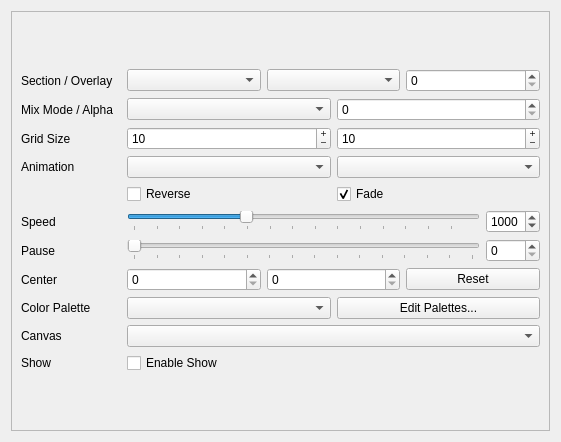
First picture: the form in src/widget/maestrocontrol.ui, repository 8bitbuddhist/PixelMaestro-Studio, before the edit.
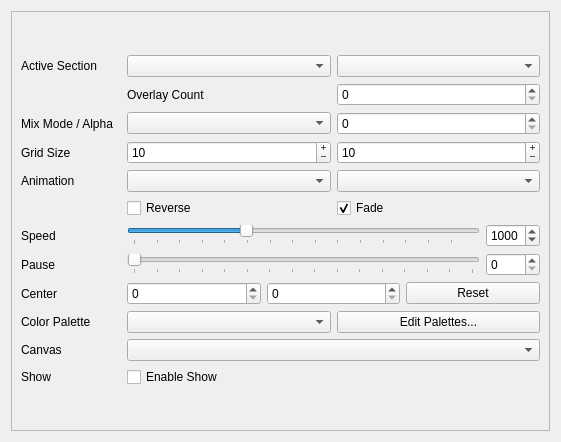
Second picture: the form after the edit.

```diff
--- a/src/widget/maestrocontrol.ui
+++ b/src/widget/maestrocontrol.ui
@@ -77,49 +77,63 @@
       </property>
       <layout class="QGridLayout" name="gridLayout_4">
        <item row="0" column="0">
-        <layout class="QGridLayout" name="gridLayout" rowstretch="0,0,0,0,0,0,0,0,0,0,0,0">
-         <item row="3" column="1">
-          <layout class="QHBoxLayout" name="animationLayout">
-           <item>
-            <widget class="QComboBox" name="animationComboBox">
-             <property name="minimumSize">
-              <size>
-               <width>150</width>
-               <height>0</height>
-              </size>
-             </property>
-            </widget>
-           </item>
-           <item>
-            <widget class="QComboBox" name="orientationComboBox"/>
-           </item>
-          </layout>
-         </item>
-         <item row="2" column="0">
-          <widget class="QLabel" name="gridSizeLabel">
-           <property name="text">
-            <string>Grid Size</string>
-           </property>
-          </widget>
-         </item>
-         <item row="8" column="0">
-          <widget class="QLabel" name="label_3">
-           <property name="text">
-            <string>Center</string>
-           </property>
-          </widget>
-         </item>
-         <item row="11" column="0">
+        <layout class="QGridLayout" name="gridLayout" rowstretch="0,0,0,0,0,0,0,0,0,0,0,0,0">
+         <item row="12" column="0">
           <widget class="QLabel" name="showLabel">
            <property name="text">
             <string>Show</string>
            </property>
           </widget>
          </item>
-         <item row="1" column="1">
+         <item row="4" column="1">
+          <layout class="QHBoxLayout" name="animationLayout">
+           <item>
+            <widget class="QComboBox" name="animationComboBox">
+             <property name="minimumSize">
+              <size>
+               <width>150</width>
+               <height>0</height>
+              </size>
+             </property>
+            </widget>
+           </item>
+           <item>
+            <widget class="QComboBox" name="orientationComboBox">
+             <property name="toolTip">
+              <string>The animation's orientation</string>
+             </property>
+            </widget>
+           </item>
+          </layout>
+         </item>
+         <item row="7" column="0">
+          <widget class="QLabel" name="cycleLabel">
+           <property name="minimumSize">
+            <size>
+             <width>100</width>
+             <height>0</height>
+            </size>
+           </property>
+           <property name="text">
+            <string>Speed</string>
+           </property>
+          </widget>
+         </item>
+         <item row="0" column="0">
+          <widget class="QLabel" name="sectionSelectLabel">
+           <property name="text">
+            <string>Active Section</string>
+           </property>
+          </widget>
+         </item>
+         <item row="2" column="1">
           <layout class="QHBoxLayout" name="overlayLayout">
            <item>
-            <widget class="QComboBox" name="mix_modeComboBox"/>
+            <widget class="QComboBox" name="mix_modeComboBox">
+             <property name="toolTip">
+              <string>The method used to mix this Overlay with its base Section</string>
+             </property>
+            </widget>
            </item>
            <item>
             <widget class="QSpinBox" name="alphaSpinBox">
@@ -133,78 +147,66 @@
            </item>
           </layout>
          </item>
-         <item row="2" column="1">
-          <layout class="QHBoxLayout" name="sectionOptionsLayout">
-           <item>
-            <widget class="QSpinBox" name="rowsSpinBox">
-             <property name="frame">
-              <bool>true</bool>
-             </property>
-             <property name="buttonSymbols">
-              <enum>QAbstractSpinBox::PlusMinus</enum>
-             </property>
-             <property name="minimum">
-              <number>1</number>
-             </property>
-             <property name="maximum">
-              <number>65535</number>
-             </property>
-             <property name="value">
-              <number>10</number>
-             </property>
-            </widget>
-           </item>
-           <item>
-            <widget class="QSpinBox" name="columnsSpinBox">
-             <property name="buttonSymbols">
-              <enum>QAbstractSpinBox::PlusMinus</enum>
-             </property>
-             <property name="minimum">
-              <number>1</number>
-             </property>
-             <property name="maximum">
-              <number>65535</number>
-             </property>
-             <property name="value">
-              <number>10</number>
-             </property>
-            </widget>
-           </item>
-          </layout>
+         <item row="3" column="0">
+          <widget class="QLabel" name="gridSizeLabel">
+           <property name="text">
+            <string>Grid Size</string>
+           </property>
+          </widget>
          </item>
          <item row="10" column="1">
-          <layout class="QHBoxLayout" name="canvasLayout">
+          <layout class="QHBoxLayout" name="colorSchemeLayout">
            <item>
-            <widget class="QComboBox" name="canvasComboBox"/>
+            <widget class="QComboBox" name="colorComboBox">
+             <property name="minimumSize">
+              <size>
+               <width>150</width>
+               <height>0</height>
+              </size>
+             </property>
+             <property name="currentText">
+              <string/>
+             </property>
+             <property name="sizeAdjustPolicy">
+              <enum>QComboBox::AdjustToContents</enum>
+             </property>
+            </widget>
+           </item>
+           <item>
+            <widget class="QPushButton" name="paletteControlButton">
+             <property name="text">
+              <string>Edit Palettes...</string>
+             </property>
+            </widget>
            </item>
           </layout>
          </item>
-         <item row="1" column="0">
-          <widget class="QLabel" name="mixModeLabel">
-           <property name="text">
-            <string>Mix Mode / Alpha</string>
-           </property>
-          </widget>
-         </item>
-         <item row="0" column="0">
-          <widget class="QLabel" name="sectionSelectLabel">
-           <property name="text">
-            <string>Section / Overlay</string>
-           </property>
-          </widget>
-         </item>
          <item row="11" column="1">
-          <layout class="QVBoxLayout" name="showLayout">
+          <layout class="QHBoxLayout" name="canvasLayout">
            <item>
-            <widget class="QCheckBox" name="enableShowCheckBox">
-             <property name="text">
-              <string>Enable Show</string>
+            <widget class="QComboBox" name="canvasComboBox">
+             <property name="toolTip">
+              <string>Adds a drawing surface to the pixel grid</string>
              </property>
             </widget>
            </item>
           </layout>
          </item>
-         <item row="5" column="1">
+         <item row="11" column="0">
+          <widget class="QLabel" name="label">
+           <property name="text">
+            <string>Canvas</string>
+           </property>
+          </widget>
+         </item>
+         <item row="9" column="0">
+          <widget class="QLabel" name="label_3">
+           <property name="text">
+            <string>Center</string>
+           </property>
+          </widget>
+         </item>
+         <item row="6" column="1">
           <layout class="QHBoxLayout" name="animationOptionsLayout">
            <item>
             <widget class="QCheckBox" name="reverse_animationCheckBox">
@@ -225,7 +227,66 @@
            </item>
           </layout>
          </item>
-         <item row="6" column="1">
+         <item row="8" column="0">
+          <widget class="QLabel" name="pauseLabel">
+           <property name="text">
+            <string>Pause</string>
+           </property>
+          </widget>
+         </item>
+         <item row="2" column="0">
+          <widget class="QLabel" name="mixModeLabel">
+           <property name="text">
+            <string>Mix Mode / Alpha</string>
+           </property>
+          </widget>
+         </item>
+         <item row="12" column="1">
+          <layout class="QVBoxLayout" name="showLayout">
+           <item>
+            <widget class="QCheckBox" name="enableShowCheckBox">
+             <property name="toolTip">
+              <string>Enables support for queuing actions</string>
+             </property>
+             <property name="text">
+              <string>Enable Show</string>
+             </property>
+            </widget>
+           </item>
+          </layout>
+         </item>
+         <item row="0" column="1">
+          <layout class="QHBoxLayout" name="sectionConfigLayout">
+           <item>
+            <widget class="QComboBox" name="sectionComboBox">
+             <property name="toolTip">
+              <string>The currently selected Section</string>
+             </property>
+            </widget>
+           </item>
+           <item>
+            <widget class="QComboBox" name="overlayComboBox">
+             <property name="toolTip">
+              <string>The currently selected Overlay</string>
+             </property>
+            </widget>
+           </item>
+          </layout>
+         </item>
+         <item row="4" column="0">
+          <widget class="QLabel" name="animationLabel">
+           <property name="minimumSize">
+            <size>
+             <width>100</width>
+             <height>0</height>
+            </size>
+           </property>
+           <property name="text">
+            <string>Animation</string>
+           </property>
+          </widget>
+         </item>
+         <item row="7" column="1">
           <layout class="QHBoxLayout" name="speedLayout_2">
            <item>
             <widget class="QSlider" name="cycleSlider">
@@ -273,103 +334,66 @@
            </item>
           </layout>
          </item>
-         <item row="6" column="0">
-          <widget class="QLabel" name="cycleLabel">
-           <property name="minimumSize">
-            <size>
-             <width>100</width>
-             <height>0</height>
-            </size>
-           </property>
-           <property name="text">
-            <string>Speed</string>
-           </property>
-          </widget>
-         </item>
-         <item row="7" column="0">
-          <widget class="QLabel" name="pauseLabel">
-           <property name="text">
-            <string>Pause</string>
-           </property>
-          </widget>
-         </item>
-         <item row="9" column="0">
-          <widget class="QLabel" name="colorLabel">
-           <property name="minimumSize">
-            <size>
-             <width>100</width>
-             <height>0</height>
-            </size>
-           </property>
-           <property name="text">
-            <string>Color Palette</string>
-           </property>
-          </widget>
-         </item>
-         <item row="3" column="0">
-          <widget class="QLabel" name="animationLabel">
-           <property name="minimumSize">
-            <size>
-             <width>100</width>
-             <height>0</height>
-            </size>
-           </property>
-           <property name="text">
-            <string>Animation</string>
-           </property>
-          </widget>
+         <item row="3" column="1">
+          <layout class="QHBoxLayout" name="sectionOptionsLayout">
+           <item>
+            <widget class="QSpinBox" name="rowsSpinBox">
+             <property name="toolTip">
+              <string>The width of the pixel grid</string>
+             </property>
+             <property name="frame">
+              <bool>true</bool>
+             </property>
+             <property name="buttonSymbols">
+              <enum>QAbstractSpinBox::PlusMinus</enum>
+             </property>
+             <property name="minimum">
+              <number>1</number>
+             </property>
+             <property name="maximum">
+              <number>65535</number>
+             </property>
+             <property name="value">
+              <number>10</number>
+             </property>
+            </widget>
+           </item>
+           <item>
+            <widget class="QSpinBox" name="columnsSpinBox">
+             <property name="toolTip">
+              <string>The height of the Pixel grid</string>
+             </property>
+             <property name="buttonSymbols">
+              <enum>QAbstractSpinBox::PlusMinus</enum>
+             </property>
+             <property name="minimum">
+              <number>1</number>
+             </property>
+             <property name="maximum">
+              <number>65535</number>
+             </property>
+             <property name="value">
+              <number>10</number>
+             </property>
+            </widget>
+           </item>
+          </layout>
          </item>
          <item row="9" column="1">
-          <layout class="QHBoxLayout" name="colorSchemeLayout">
-           <item>
-            <widget class="QComboBox" name="colorComboBox">
-             <property name="minimumSize">
-              <size>
-               <width>150</width>
-               <height>0</height>
-              </size>
-             </property>
-             <property name="currentText">
-              <string/>
-             </property>
-             <property name="sizeAdjustPolicy">
-              <enum>QComboBox::AdjustToContents</enum>
-             </property>
-            </widget>
-           </item>
-           <item>
-            <widget class="QPushButton" name="paletteControlButton">
-             <property name="text">
-              <string>Edit Palettes...</string>
-             </property>
-            </widget>
-           </item>
-          </layout>
-         </item>
-         <item row="0" column="1">
-          <layout class="QHBoxLayout" name="sectionConfigLayout">
-           <item>
-            <widget class="QComboBox" name="sectionComboBox"/>
-           </item>
-           <item>
-            <widget class="QComboBox" name="overlayComboBox"/>
-           </item>
-           <item>
-            <widget class="QSpinBox" name="overlaySpinBox">
-             <property name="maximum">
-              <number>255</number>
-             </property>
-            </widget>
-           </item>
-          </layout>
-         </item>
-         <item row="8" column="1">
           <layout class="QHBoxLayout" name="offsetLayout">
            <item>
-            <widget class="QSpinBox" name="offsetXSpinBox"/>
+            <widget class="QSpinBox" name="offsetXSpinBox">
+             <property name="toolTip">
+              <string>The x-coordinate of the animation's new center</string>
+             </property>
+            </widget>
            </item>
            <item>
-            <widget class="QSpinBox" name="offsetYSpinBox"/>
+            <widget class="QSpinBox" name="offsetYSpinBox">
+             <property name="toolTip">
+              <string>The y-coordinate of the new animation center</string>
+             </property>
+            </widget>
            </item>
            <item>
             <widget class="QPushButton" name="offsetResetButton">
@@ -380,17 +404,7 @@
            </item>
           </layout>
          </item>
-         <item row="10" column="0">
-          <widget class="QLabel" name="label">
-           <property name="text">
-            <string>Canvas</string>
-           </property>
-          </widget>
-         </item>
-         <item row="4" column="1">
-          <layout class="QVBoxLayout" name="animationExtraOptionsLayout"/>
-         </item>
-         <item row="7" column="1">
+         <item row="8" column="1">
           <layout class="QHBoxLayout" name="pauseLayout_2">
            <item>
             <widget class="QSlider" name="pauseSlider">
@@ -423,6 +437,43 @@
            </item>
           </layout>
          </item>
+         <item row="5" column="1">
+          <layout class="QVBoxLayout" name="animationExtraOptionsLayout"/>
+         </item>
+         <item row="10" column="0">
+          <widget class="QLabel" name="colorLabel">
+           <property name="minimumSize">
+            <size>
+             <width>100</width>
+             <height>0</height>
+            </size>
+           </property>
+           <property name="text">
+            <string>Color Palette</string>
+           </property>
+          </widget>
+         </item>
+         <item row="1" column="1">
+          <layout class="QHBoxLayout" name="numOverlaysLayout">
+           <item>
+            <widget class="QLabel" name="label_2">
+             <property name="text">
+              <string>Overlay Count</string>
+             </property>
+            </widget>
+           </item>
+           <item>
+            <widget class="QSpinBox" name="overlaySpinBox">
+             <property name="toolTip">
+              <string>The number of Overlays belonging to this Section</string>
+             </property>
+             <property name="maximum">
+              <number>255</number>
+             </property>
+            </widget>
+           </item>
+          </layout>
+         </item>
         </layout>
        </item>
       </layout>
```
Left out of the diff: 18 changed lines with no effect on the pictures.
